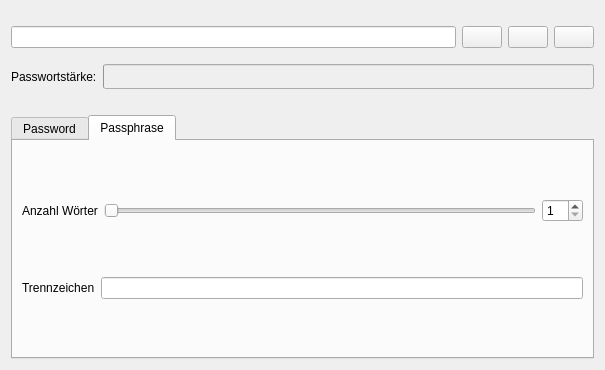
Before: the Qt Designer form ui/PasswordGeneratorFrame.ui in JulWit/PasswordManager, drawn with Qt 5.
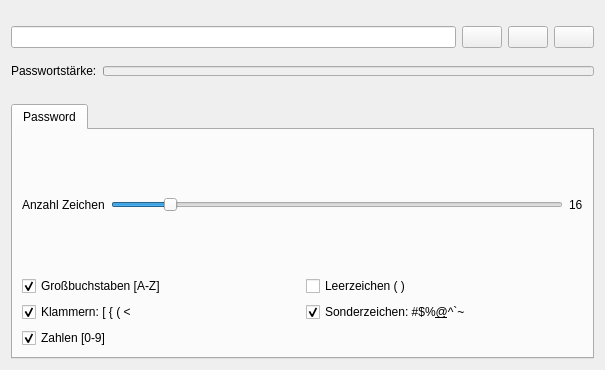
After: the same form once the commit is applied. The open tabs and pages were chosen to show the change. Icons and pictures are not drawn.

Commit message: Password Generator fertig.

```diff
--- a/ui/PasswordGeneratorFrame.ui
+++ b/ui/PasswordGeneratorFrame.ui
@@ -101,7 +101,13 @@
            <property name="minimumSize">
             <size>
              <width>222</width>
-             <height>25</height>
+             <height>10</height>
+            </size>
+           </property>
+           <property name="maximumSize">
+            <size>
+             <width>16777215</width>
+             <height>10</height>
             </size>
            </property>
            <property name="autoFillBackground">
@@ -159,7 +165,7 @@
               <number>1</number>
              </property>
              <property name="maximum">
-              <number>64</number>
+              <number>128</number>
              </property>
              <property name="value">
               <number>16</number>
@@ -173,15 +179,9 @@
             </widget>
            </item>
            <item>
-            <widget class="QSpinBox" name="passwordLengthSpinBox">
-             <property name="minimum">
-              <number>1</number>
-             </property>
-             <property name="maximum">
-              <number>64</number>
-             </property>
-             <property name="value">
-              <number>16</number>
+            <widget class="QLabel" name="passwordLengthLabel">
+             <property name="text">
+              <string>16</string>
              </property>
             </widget>
            </item>
@@ -248,61 +248,6 @@
          </item>
         </layout>
        </widget>
-       <widget class="QWidget" name="tab_2">
-        <attribute name="title">
-         <string>Passphrase</string>
-        </attribute>
-        <layout class="QVBoxLayout" name="verticalLayout_3">
-         <item>
-          <layout class="QHBoxLayout" name="horizontalLayout_4">
-           <item>
-            <widget class="QLabel" name="label">
-             <property name="text">
-              <string>Anzahl Wörter</string>
-             </property>
-            </widget>
-           </item>
-           <item>
-            <widget class="QSlider" name="wordCountSlider">
-             <property name="minimum">
-              <number>1</number>
-             </property>
-             <property name="maximum">
-              <number>64</number>
-             </property>
-             <property name="orientation">
-              <enum>Qt::Horizontal</enum>
-             </property>
-            </widget>
-           </item>
-           <item>
-            <widget class="QSpinBox" name="wordCountSpinBox">
-             <property name="minimum">
-              <number>1</number>
-             </property>
-             <property name="maximum">
-              <number>64</number>
-             </property>
-            </widget>
-           </item>
-          </layout>
-         </item>
-         <item>
-          <layout class="QHBoxLayout" name="horizontalLayout_5">
-           <item>
-            <widget class="QLabel" name="label_3">
-             <property name="text">
-              <string>Trennzeichen</string>
-             </property>
-            </widget>
-           </item>
-           <item>
-            <widget class="QLineEdit" name="wordSeparatorLineEdit"/>
-           </item>
-          </layout>
-         </item>
-        </layout>
-       </widget>
       </widget>
      </item>
     </layout>
```
Left out of the diff: 2 changed lines with no effect on the pictures. The commit also changes 1 other file.
